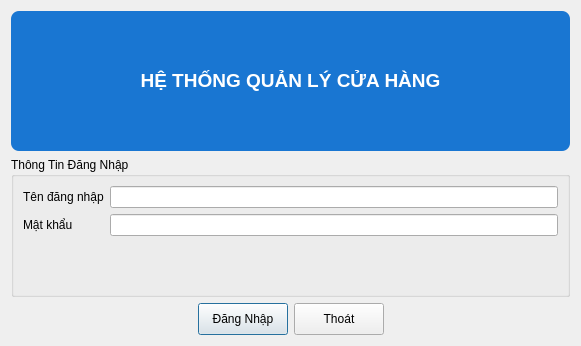
Before: the Qt Designer form ui/login.ui in thinh-doan/sales-and-warehouse-management-system, drawn with Qt 5.
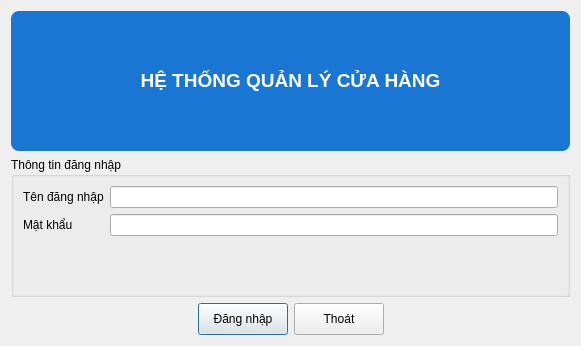
After: the same form once the commit is applied. Icons and pictures are not drawn.

```diff
--- a/ui/login.ui
+++ b/ui/login.ui
@@ -44,7 +44,7 @@
    <item>
     <widget class="QGroupBox" name="grpLogin">
      <property name="title">
-      <string>Thông Tin Đăng Nhập</string>
+      <string>Thông tin đăng nhập</string>
      </property>
      <layout class="QFormLayout" name="formLayout">
       <item row="0" column="0">
@@ -98,7 +98,7 @@
         </size>
        </property>
        <property name="text">
-        <string>Đăng Nhập</string>
+        <string>Đăng nhập</string>
        </property>
       </widget>
      </item>
```
Left out of the diff: 2 changed lines with no effect on the pictures.
